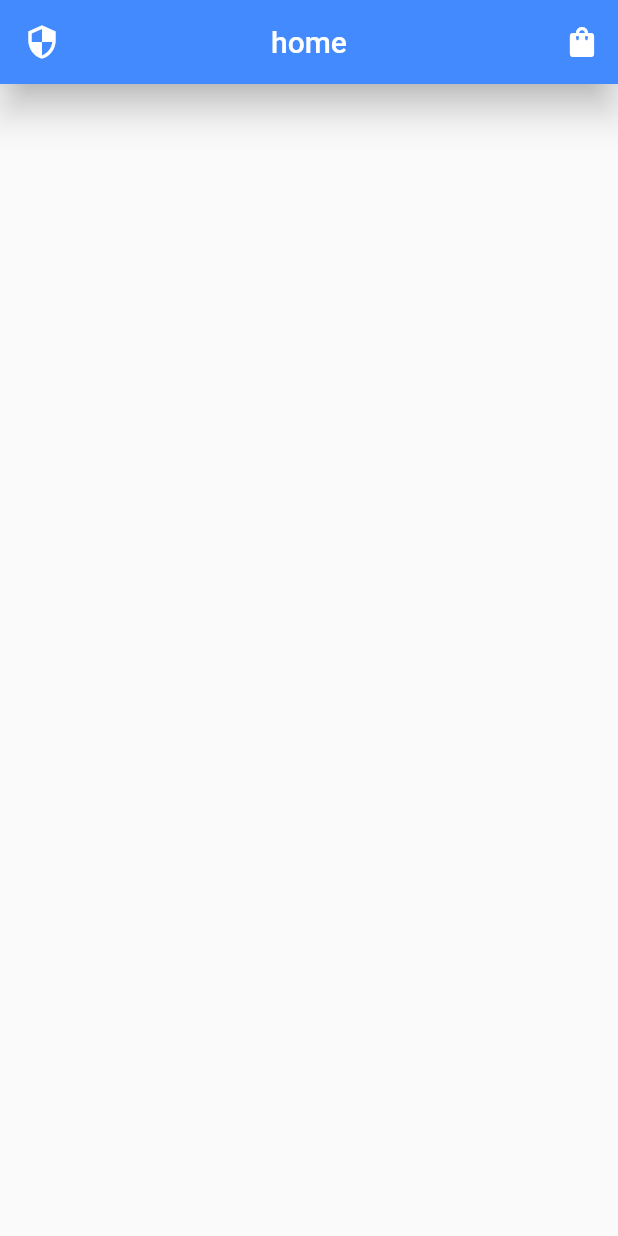
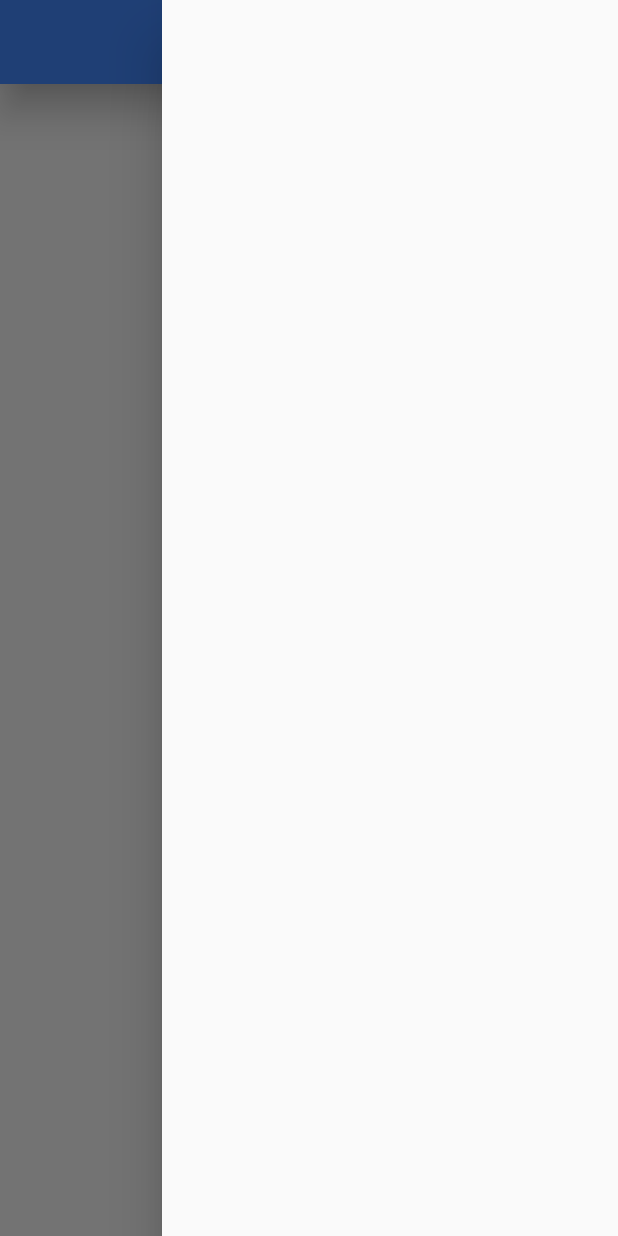
Before and after one commit to ammaralhori96/Mobile_shopping_application, a Flutter app: the screen it shows after launch, with the side drawer open (before the commit the screen has no drawer), on a phone screen of 412 x 824 dp. Run offline on Flutter 3.47's test engine with Material 2 defaults, Android fonts, the phone set to English and light mode, and no system bars.

Commit message:
uppdate project

```diff
--- a/lib/main.dart
+++ b/lib/main.dart
@@ -1,3 +1,4 @@
+import 'package:flutter/foundation.dart';
 import 'package:flutter/material.dart';
 void main() => runApp (MyApp());
 
@@ -9,13 +10,16 @@ class MyApp extends StatelessWidget{
       debugShowCheckedModeBanner: false,
 
       title: "mobiwafr",
-      home: Scaffold(appBar: AppBar(title:Text("home"), backgroundColor: Colors.blueAccent, actions: [
-        IconButton(icon: Icon(Icons.shopping_bag), onPressed: (){})
-      ],
+      home: Directionality(textDirection: TextDirection.rtl, child:
+      Scaffold(appBar: AppBar(title:Text("home"), backgroundColor: Colors.blueAccent,
         centerTitle: true,
         elevation: 10,
         leading: IconButton(icon: Icon(Icons.security) , onPressed: (){},),
-      ),)
+      ),
+      drawer: Drawer(
+        child: ListView(),
+      )
+        ,),)
 
     );
   }
```
